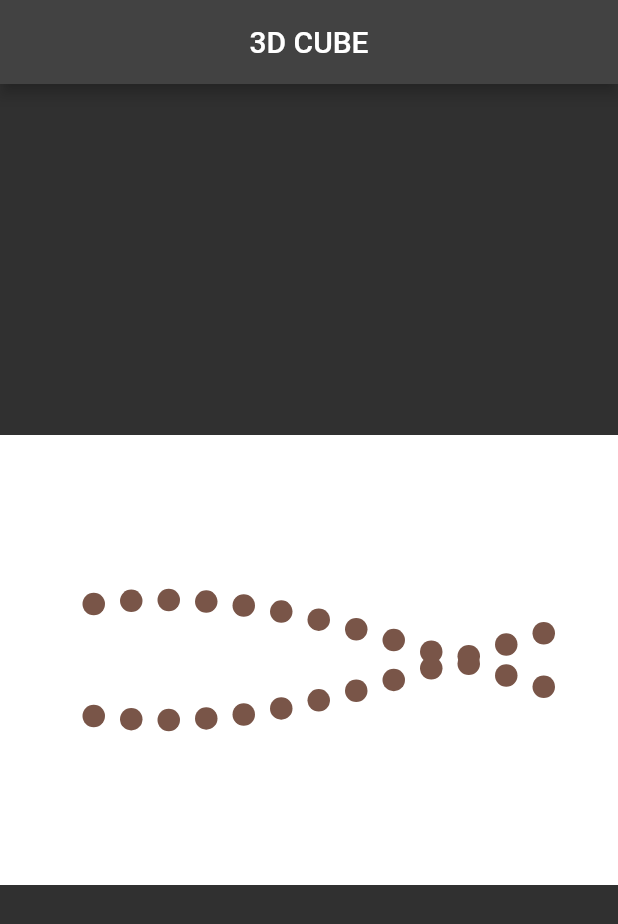
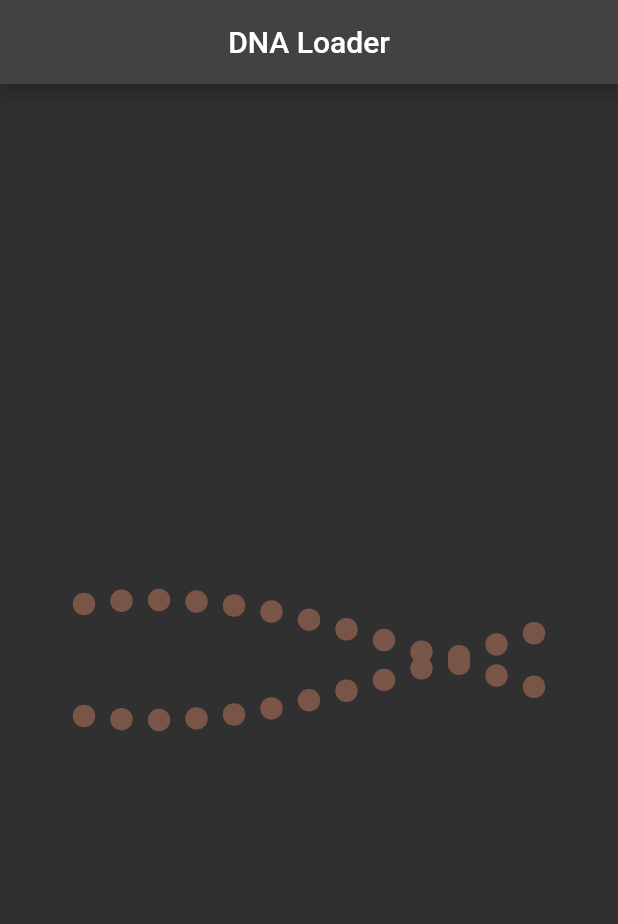
Before and after one commit to cupcake08/Flutter-UI-Challenges, a Flutter app: the screen it shows after launch, on a phone screen of 412 x 824 dp. Shown: the top 924 px of the screen. Run offline on Flutter 3.47's test engine with Material 2 defaults, Android fonts, the phone set to English and light mode, and no system bars; our stand-ins replace google_fonts.

Commit message:
:sparkles: DNA loader added

```diff
--- a/dna_loader/lib/dna_loader.dart
+++ b/dna_loader/lib/dna_loader.dart
@@ -1,4 +1,4 @@
-import 'dart:math' as math show pi, sin, Random, cos;
+import 'dart:math' as math show pi, sin, Random;
 import 'package:flutter/material.dart';
 
 class DNALoader extends StatefulWidget {
@@ -8,39 +8,10 @@ class DNALoader extends StatefulWidget {
   State<DNALoader> createState() => _DNALoaderState();
 }
 
-class Circle extends CustomPainter {
-  final AnimationController controller;
-  // final Animation<double> animation;
-  final Paint _paint;
-
-  Circle(this.controller)
-      : _paint = Paint()..color = Colors.purple,
-        super(repaint: controller);
-
-  @override
-  void paint(Canvas canvas, Size size) {
-    // rotate it around x axis; and also z axis with scaling.
-    final center = Offset(size.width, size.height / 2);
-    final side = 20.0 * math.sin(controller.value * math.pi);
-    canvas.drawRect(Rect.fromCenter(center: center, width: side, height: side), _paint);
-    // canvas.drawCircle(center, 10 * controller.value, _paint);
-  }
-
-  @override
-  bool shouldRepaint(covariant CustomPainter oldDelegate) => false;
-}
-
 class _DNALoaderState extends State<DNALoader> with TickerProviderStateMixin {
   late AnimationController _controller;
-  // late Animation<double> _animation;
-  // List<Animation<double>> _animationList = [];
-  late List<Color> _colorsList;
-  late Animation<double> _animation;
-  // late List<AnimationController> _animationControllers;
-  final _kAnimationDuration = const Duration(seconds: 3);
-  double cnt = 8.000000;
 
-  int lengthOfBoxes = 10;
+  int lengthOfBoxes = 13;
 
   double dist = 15.0;
 
@@ -52,47 +23,6 @@ class _DNALoaderState extends State<DNALoader> with TickerProviderStateMixin {
       duration: const Duration(seconds: 3),
     );
 
-    // for (int i = 1; i <= lengthOfBoxes; i++) {
-    //   final controller = AnimationController(
-    //     vsync: this,
-    //     duration: _kAnimationDuration,
-    //   );
-    //   _animationControllers.add(controller);
-    // }
-
-    // setState(() {});
-
-    _colorsList = List.generate(lengthOfBoxes, (index) {
-      return Colors.primaries[math.Random().nextInt(lengthOfBoxes)];
-    });
-
-    // for (int i = 1; i <= lengthOfBoxes; i++) {
-    //   int delay = (math.sin((i / lengthOfBoxes) * (math.pi / 4)) * 2).toInt();
-    //   Timer(Duration(seconds: delay), () {
-    //     _animationControllers[i - 1]
-    //       ..forward()
-    //       ..repeat();
-    //   });
-    // }
-
-    // for (int i = 1; i <= lengthOfBoxes; i++) {
-    //   // calculate delay.
-    //   double delay = math.sin(((i - 1) / lengthOfBoxes) * (math.pi / 4));
-    //   double end = math.sin((i / lengthOfBoxes) * (math.pi));
-    //   "delay: $delay,end: $end".log();
-    //   final animation = Tween(begin: -math.pi, end: math.pi).animate(
-    //     CurvedAnimation(
-    //       parent: _controller,
-    //       curve: Interval(
-    //         delay,
-    //         1.0,
-    //         curve: Curves.easeInOut,
-    //       ),
-    //     ),
-    // )
-    // _animationList.add(animation);
-    // }
-
     _controller
       ..forward()
       ..repeat(reverse: false);
@@ -100,44 +30,35 @@ class _DNALoaderState extends State<DNALoader> with TickerProviderStateMixin {
 
   @override
   void dispose() {
-    _controller.removeListener(() {});
     _controller.dispose();
     super.dispose();
   }
 
   @override
   Widget build(BuildContext context) {
-    final size = MediaQuery.of(context).size;
-    return Container(
-      color: Colors.white,
-      height: 300,
-      width: size.width,
-      child: ListView.builder(
-        scrollDirection: Axis.horizontal,
-        itemBuilder: (context, index) {
-          return Stack(
-            alignment: Alignment.center,
-            children: [
-              AnimatedBuilder(
+    return Row(
+      mainAxisSize: MainAxisSize.min,
+      children: List.generate(
+        lengthOfBoxes,
+        (index) {
+          return AnimatedBuilder(
             animation: _controller,
             builder: (context, child) {
               return Stack(
                 children: [
                   Transform(
-                        alignment: Alignment.center,
                     transform: Matrix4.identity()
                       ..translate(
-                            50.0,
+                        0.0,
                         -40 * math.sin((math.pi * 2 * _controller.value) + (index / 5 + 10)),
                         _controller.value * 20,
                       ),
                     child: child,
                   ),
                   Transform(
-                        alignment: Alignment.center,
                     transform: Matrix4.identity()
                       ..translate(
-                            50.0,
+                        0.0,
                         40 * math.sin((math.pi * 2 * _controller.value) + (index / 5 + 10)),
                         (1 - _controller.value) * 20,
                       ),
@@ -153,11 +74,8 @@ class _DNALoaderState extends State<DNALoader> with TickerProviderStateMixin {
               height: 15,
               width: 15,
             ),
-              ),
-            ],
           );
         },
-        itemCount: lengthOfBoxes + 3,
       ),
     );
   }
--- a/dna_loader/lib/main.dart
+++ b/dna_loader/lib/main.dart
@@ -1,5 +1,4 @@
 import 'package:dna_loader/dna_loader.dart';
-import 'package:dna_loader/fuck_with_paths.dart';
 import 'package:flutter/material.dart';
 
 void main() {
@@ -20,7 +19,6 @@ class MyApp extends StatelessWidget {
   }
 }
 
-
 class Home extends StatelessWidget {
   const Home({Key? key}) : super(key: key);
 
@@ -28,12 +26,10 @@ class Home extends StatelessWidget {
   Widget build(BuildContext context) {
     return Scaffold(
       appBar: AppBar(
-        title: const Text("3D CUBE"),
+        title: const Text("DNA Loader"),
         centerTitle: true,
       ),
-      body: const Center(
-        child: DNALoader(),
-      ),
+      body: const Center(child: DNALoader()),
     );
   }
 }
```
Lines whose indentation alone changed are shown as unchanged.
